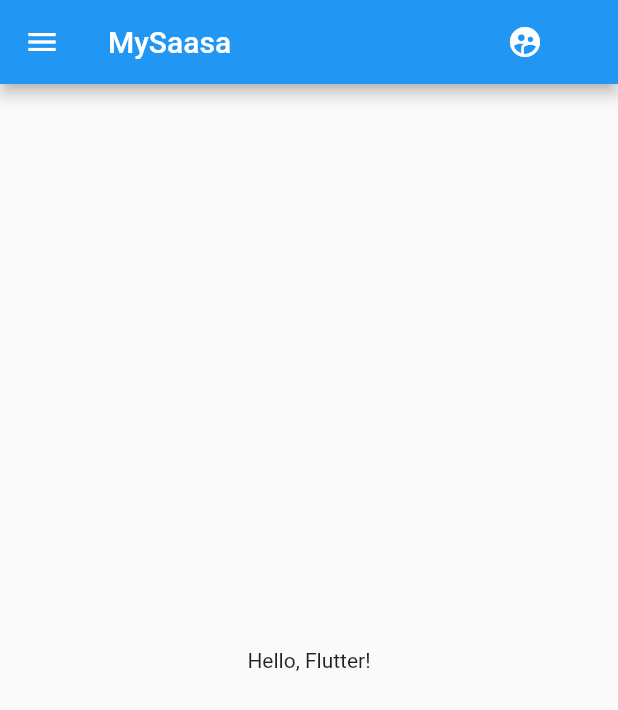
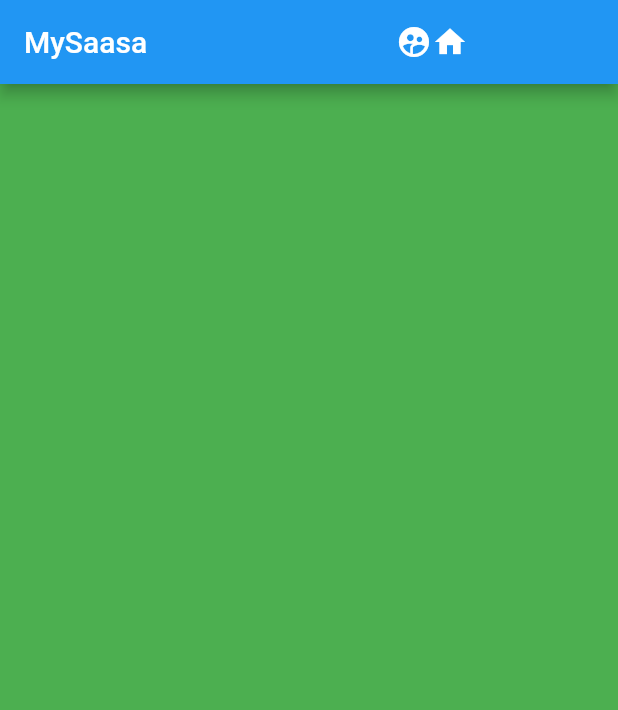
Before and after one commit to ahammer/MySaasa_2.0, a Flutter app: the screen it shows after launch, on a phone screen of 412 x 824 dp. Shown: the top 710 px of the screen. Run offline on Flutter 3.47's test engine with Material 2 defaults, Android fonts, the phone set to English and light mode, and no system bars.

Commit message:
Now with some more module code

```diff
--- a/mysaasa_core/lib/admin_screen/admin_screen.dart
+++ b/mysaasa_core/lib/admin_screen/admin_screen.dart
@@ -6,29 +6,23 @@ import 'package:provider/provider.dart';
 
 class AdminScreen extends StatelessWidget {
   @override
-  Widget build(BuildContext context) => Consumer<ModuleManager>(
-      builder: (context, moduleManager, child) => MaterialApp(
-          theme: ThemeData.light(),
-          title: Strings.title,
-          home: Scaffold(
-            appBar: AppBar(
-              title: Text(Strings.title),
-              actions: <Widget>[
-                ...moduleManager.plugins.map((module)=>Icon(module.getIcon()))
-                ,Container(width:50)
-              ],
-            ),
+  Widget build(BuildContext context) {
+    final modules = Provider.of<ModuleManager>(context).plugins;
+    Map<String, WidgetBuilder> routes = Map();
 
-            drawer: Container(color: Theme.of(context).accentColor, width: 200),
-            body: Center(
-              child: Column(
-                mainAxisAlignment: MainAxisAlignment.center,
-                children: <Widget>[
-                  Text(
-                    'Hello, Flutter!',
-                  ),
-                ],
-              ),
-            ), // This trailing comma makes auto-formatting nicer for build methods.
-          )));
+    modules.forEach((it) => routes[it.getRoute()] = (ctx) => Scaffold(
+        body: it.getBody(),
+        appBar: AppBar(
+          title: Text(Strings.title),
+          actions: <Widget>[...modules.map((it)=>Icon(it.getIcon())), Container(width: 100,)],
+        )));
+
+    return Consumer<ModuleManager>(
+        builder: (context, moduleManager, child) => MaterialApp(
+              theme: ThemeData.light(),
+              title: Strings.title,
+              initialRoute: "/",
+              routes: routes,
+            ));
+  }
 }
--- a/mysaasa_core/lib/user_module/user_module.dart
+++ b/mysaasa_core/lib/core_modules/user_module.dart
@@ -4,7 +4,7 @@ import 'package:mysaasa_core/module.dart';
 
 class UserModule extends Module {
   @override
-  Widget getBodyWidget() => Text("Body");
+  Widget getBody() => Text("Body");
 
   @override
   Widget getSideNavWidget() => Text("Side Nav");
@@ -13,7 +13,7 @@ class UserModule extends Module {
   String getTitle() => "User Module";
 
   @override
-  String route() => "/User";
+  String getRoute() => "/User";
 
   @override
   IconData getIcon() => Icons.supervised_user_circle;
--- a/mysaasa_core/lib/module.dart
+++ b/mysaasa_core/lib/module.dart
@@ -9,13 +9,13 @@ abstract class Module {
   String getTitle();
 
   /// The route of the module (e.g. /login)
-  String route();
+  String getRoute();
 
   /// The side-nav when the module is active
   Widget getSideNavWidget();
 
   /// The main body of this widget
-  Widget getBodyWidget();
+  Widget getBody();
 
   IconData getIcon();
 
--- a/mysaasa_core/pubspec.yaml
+++ b/mysaasa_core/pubspec.yaml
@@ -5,7 +5,7 @@ author:
 homepage:
 
 environment:
-  sdk: ">=2.1.0 <3.0.0"
+  sdk: ">=2.2.2 <3.0.0"
 
 dependencies:
   flutter:
--- a/mysaasa_desktop/lib/main.dart
+++ b/mysaasa_desktop/lib/main.dart
@@ -1,10 +1,12 @@
 import 'package:flutter/foundation.dart';
 import 'package:flutter/material.dart';
 import 'package:mysaasa_core/admin_screen/admin_screen.dart';
+import 'package:mysaasa_core/core_modules/home_screen_module.dart';
+import 'package:mysaasa_core/core_modules/user_module.dart';
 import 'package:mysaasa_core/module_manager/module_manager.dart';
-import 'package:mysaasa_core/user_module/user_module.dart';
+
 
 void main() {
   debugDefaultTargetPlatformOverride = TargetPlatform.fuchsia;
-  runApp(ModuleManager(plugins: [UserModule()], child:AdminScreen()));
+  runApp(ModuleManager(plugins: [UserModule(), HomeScreenModule()], child:AdminScreen()));
 }
```
Also changed, not shown: mysaasa_core/lib/core_modules/home_screen_module.dart (added, +23 -0 lines), mysaasa_core/pubspec.lock.
